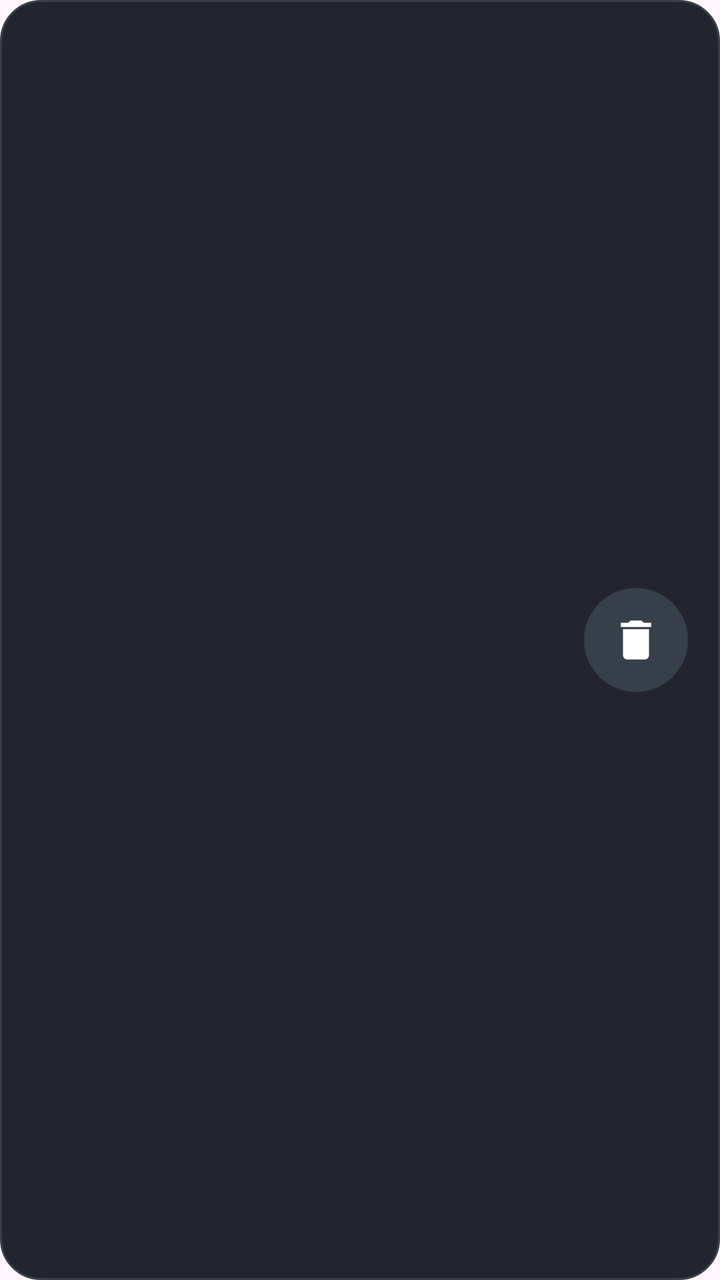
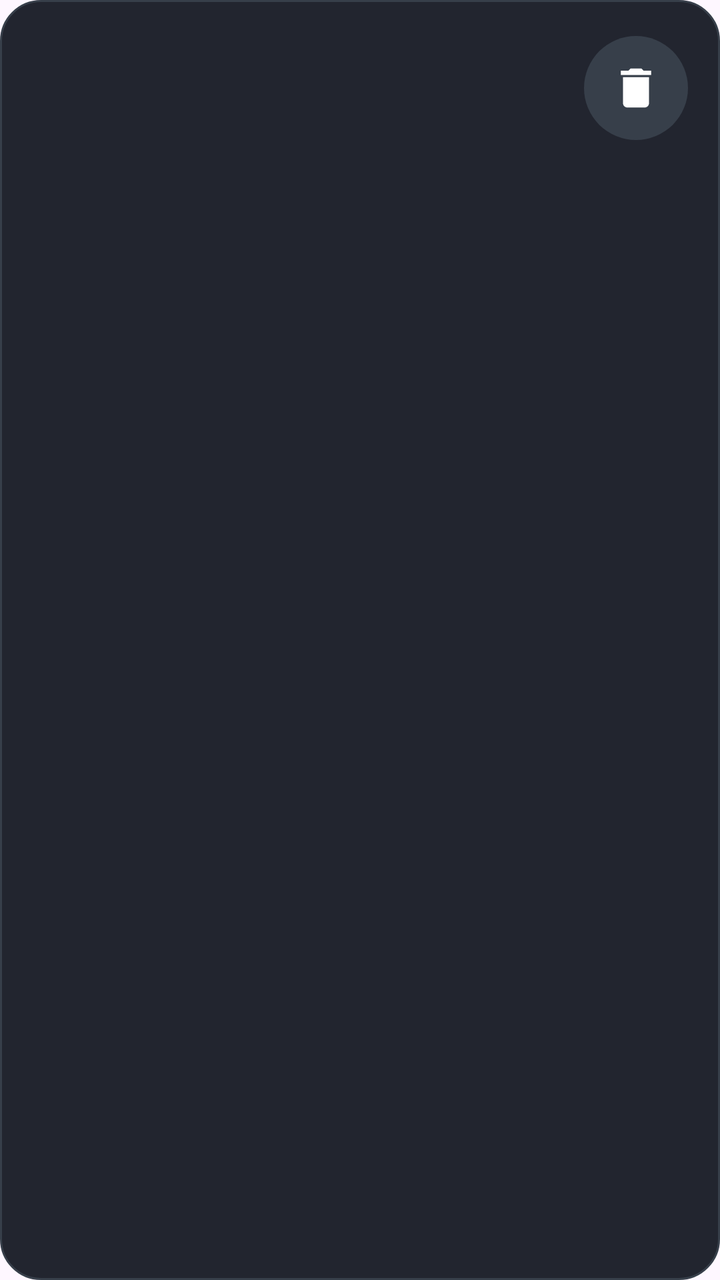

An Android layout rendered at two revisions. The XML below is the earlier revision; the diff shows what the commit changed to produce the second picture.
<!-- AndroidManifest.xml: application theme Theme.RestoreMode -->
<!-- res/layout/item_trip.xml -->
<?xml version="1.0" encoding="utf-8"?>
<LinearLayout xmlns:android="http://schemas.android.com/apk/res/android"
    android:layout_width="match_parent"
    android:layout_height="wrap_content"
    android:layout_marginBottom="8dp"
    android:orientation="horizontal"
    android:gravity="center_vertical"
    android:background="@drawable/layout_category_bg"
    android:paddingHorizontal="16dp"
    android:paddingVertical="12dp">

    <TextView
        android:id="@+id/tripDate"
        android:layout_width="0dp"
        android:layout_height="wrap_content"
        android:layout_weight="1"
        android:text=""
        android:textColor="#cccccc"
        android:textSize="26px" />

    <TextView
        android:id="@+id/tripDuration"
        android:layout_width="wrap_content"
        android:layout_height="wrap_content"
        android:text=""
        android:textColor="#FFFFFF"
        android:textStyle="bold"
        android:textSize="30px" />

    
    <ImageButton
        android:id="@+id/tripDelete"
        android:layout_width="52dp"
        android:layout_height="52dp"
        android:layout_marginStart="16dp"
        android:padding="13dp"
        android:background="@drawable/nav_back_circle_bg"
        android:scaleType="fitCenter"
        android:src="@drawable/ic_delete"
        android:contentDescription="Удалить поездку" />

</LinearLayout>
<!-- resources referenced by this layout -->
<resources>
  <!-- drawable ic_delete (drawable) -->
  <?xml version="1.0" encoding="utf-8"?>
  <vector xmlns:android="http://schemas.android.com/apk/res/android"
      android:width="24dp"
      android:height="24dp"
      android:viewportWidth="24"
      android:viewportHeight="24">
      <path
          android:fillColor="#FFFFFF"
          android:pathData="M6,19c0,1.1 0.9,2 2,2h8c1.1,0 2,-0.9 2,-2V7H6v12zM19,4h-3.5l-1,-1h-5l-1,1H5v2h14V4z" />
  </vector>
  <!-- drawable layout_category_bg (drawable) -->
  <?xml version="1.0" encoding="UTF-8"?>
  <shape xmlns:android="http://schemas.android.com/apk/res/android">
      <solid android:color="#22252f"/>
      <stroke android:width="1dp" android:color="#373f4a" />
      <corners android:radius="20dp"/>
      <padding android:left="1dp" android:top="1dp" android:right="1dp" android:bottom="1dp" />
  </shape>
  <!-- drawable nav_back_circle_bg (drawable) -->
  <?xml version="1.0" encoding="utf-8"?>
  <shape xmlns:android="http://schemas.android.com/apk/res/android"
      android:shape="oval">
      <solid android:color="#373f4a" />
  </shape>
  <style name="Theme.RestoreMode" parent="Base.Theme.RestoreMode" />
  <style name="Base.Theme.RestoreMode" parent="Theme.Material3.DayNight.NoActionBar">
          
          
      </style>
</resources>

<!-- the commit's change to res/layout/item_trip.xml (unified diff, before → after) -->
@@ -1,42 +1,55 @@
 <?xml version="1.0" encoding="utf-8"?>
 <LinearLayout xmlns:android="http://schemas.android.com/apk/res/android"
-    android:layout_width="match_parent"
-    android:layout_height="wrap_content"
-    android:layout_marginBottom="8dp"
-    android:orientation="horizontal"
-    android:gravity="center_vertical"
-    android:background="@drawable/layout_category_bg"
-    android:paddingHorizontal="16dp"
-    android:paddingVertical="12dp">
-
-    <TextView
-        android:id="@+id/tripDate"
-        android:layout_width="0dp"
-        android:layout_height="wrap_content"
-        android:layout_weight="1"
-        android:text=""
-        android:textColor="#cccccc"
-        android:textSize="26px" />
-
-    <TextView
-        android:id="@+id/tripDuration"
-        android:layout_width="wrap_content"
-        android:layout_height="wrap_content"
-        android:text=""
-        android:textColor="#FFFFFF"
-        android:textStyle="bold"
-        android:textSize="30px" />
-
-    
-    <ImageButton
-        android:id="@+id/tripDelete"
-        android:layout_width="52dp"
-        android:layout_height="52dp"
-        android:layout_marginStart="16dp"
-        android:padding="13dp"
-        android:background="@drawable/nav_back_circle_bg"
-        android:scaleType="fitCenter"
-        android:src="@drawable/ic_delete"
-        android:contentDescription="Удалить поездку" />
-
+    android:layout_width="match_parent" android:layout_height="wrap_content"
+    android:layout_marginBottom="12dp" android:orientation="vertical"
+    android:background="@drawable/layout_category_bg" android:padding="16dp">
+    <LinearLayout android:id="@+id/tripHeader" android:layout_width="match_parent" android:layout_height="wrap_content"
+        android:minHeight="56dp" android:orientation="horizontal" android:gravity="center_vertical"
+        android:clickable="true" android:focusable="true" android:foreground="?android:attr/selectableItemBackground">
+        <TextView android:id="@+id/tripTitle" android:layout_width="0dp" android:layout_height="wrap_content"
+            android:layout_weight="1" android:textAppearance="@style/EnergyTitleText"
+            android:maxLines="1" android:ellipsize="end" />
+        <ImageButton android:id="@+id/tripDelete" android:layout_width="52dp" android:layout_height="52dp"
+            android:layout_marginStart="16dp" android:padding="13dp" android:background="@drawable/nav_back_circle_bg"
+            android:scaleType="fitCenter" android:src="@drawable/ic_delete" android:contentDescription="Удалить поездку" />
+    </LinearLayout>
+    <LinearLayout android:id="@+id/tripBody" android:layout_width="match_parent" android:layout_height="wrap_content"
+        android:layout_marginTop="12dp" android:orientation="horizontal" android:baselineAligned="false"
+        android:visibility="gone">
+        <LinearLayout android:id="@+id/tripContent" android:layout_width="0dp" android:layout_height="wrap_content"
+            android:layout_weight="1" android:orientation="vertical">
+            <TextView android:id="@+id/tripSummary" android:layout_width="match_parent" android:layout_height="wrap_content"
+                android:textAppearance="@style/EnergyLabelText" />
+            <LinearLayout android:layout_width="match_parent" android:layout_height="wrap_content"
+                android:layout_marginTop="12dp" android:orientation="horizontal" android:baselineAligned="false">
+                <LinearLayout android:id="@+id/tripMetrics" android:layout_width="200dp" android:layout_height="wrap_content"
+                    android:orientation="vertical">
+                    <TextView android:layout_width="match_parent" android:layout_height="wrap_content"
+                        android:text="Электричество · на 100 км" android:textColor="#AAB3C4" android:textAppearance="@style/EnergyLabelText" />
+                    <TextView android:id="@+id/tripElectricityPer100" android:layout_width="match_parent" android:layout_height="wrap_content"
+                        android:layout_marginTop="4dp" android:fontFamily="sans-serif" android:textAppearance="@style/EnergyValueText" />
+                    <TextView android:layout_width="match_parent" android:layout_height="wrap_content"
+                        android:layout_marginTop="12dp" android:text="Бензин · на 100 км" android:textColor="#AAB3C4" android:textAppearance="@style/EnergyLabelText" />
+                    <TextView android:id="@+id/tripFuelPer100" android:layout_width="match_parent" android:layout_height="wrap_content"
+                        android:layout_marginTop="4dp" android:fontFamily="sans-serif" android:textAppearance="@style/EnergyValueText" />
+                    <TextView android:layout_width="match_parent" android:layout_height="wrap_content"
+                        android:layout_marginTop="12dp" android:text="Электричество" android:textColor="#AAB3C4" android:textAppearance="@style/EnergyLabelText" />
+                    <TextView android:id="@+id/tripElectricity" android:layout_width="match_parent" android:layout_height="wrap_content"
+                        android:layout_marginTop="4dp" android:fontFamily="sans-serif" android:textAppearance="@style/EnergyValueText" />
+                    <TextView android:layout_width="match_parent" android:layout_height="wrap_content"
+                        android:layout_marginTop="12dp" android:text="Бензин" android:textColor="#AAB3C4" android:textAppearance="@style/EnergyLabelText" />
+                    <TextView android:id="@+id/tripFuel" android:layout_width="match_parent" android:layout_height="wrap_content"
+                        android:layout_marginTop="4dp" android:fontFamily="sans-serif" android:textAppearance="@style/EnergyValueText" />
+                    <TextView android:layout_width="match_parent" android:layout_height="wrap_content"
+                        android:layout_marginTop="8dp" android:text="Расход за поездку по снижению уровней"
+                        android:textColor="#AAB3C4" android:textAppearance="@style/EnergyCaptionText" />
+                </LinearLayout>
+                <LinearLayout android:id="@+id/tripDetails" android:layout_width="0dp" android:layout_height="wrap_content"
+                    android:layout_weight="1" android:layout_marginStart="24dp" android:orientation="vertical" />
+            </LinearLayout>
+        </LinearLayout>
+        <LinearLayout android:id="@+id/tripRoute" android:layout_width="400dp" android:layout_height="wrap_content"
+            android:layout_marginStart="24dp" android:layout_marginTop="32dp"
+            android:orientation="vertical" android:visibility="gone" />
+    </LinearLayout>
 </LinearLayout>
<!-- resource entries referenced after the edit -->
@@ -25,7 +25,32 @@
       android:shape="oval">
       <solid android:color="#373f4a" />
   </shape>
+  <style name="EnergyCaptionText" parent="EnergyLabelText">
+          <item name="android:textSize">@dimen/energy_caption_text_size</item>
+      </style>
+  <style name="EnergyLabelText">
+          <item name="android:fontFamily">sans-serif</item>
+          <item name="android:textSize">@dimen/energy_label_text_size</item>
+          <item name="android:textStyle">normal</item>
+          <item name="android:textColor">#AAB3C4</item>
+      </style>
+  <style name="EnergyTitleText">
+          <item name="android:fontFamily">sans-serif-medium</item>
+          <item name="android:textSize">@dimen/energy_title_text_size</item>
+          <item name="android:textStyle">normal</item>
+          <item name="android:textColor">#EEF1F6</item>
+      </style>
+  <style name="EnergyValueText">
+          <item name="android:fontFamily">sans-serif</item>
+          <item name="android:textSize">@dimen/energy_value_text_size</item>
+          <item name="android:textStyle">normal</item>
+          <item name="android:textColor">#EEF1F6</item>
+      </style>
   <style name="Theme.RestoreMode" parent="Base.Theme.RestoreMode" />
+  <dimen name="energy_caption_text_size">18sp</dimen>
+  <dimen name="energy_label_text_size">20sp</dimen>
+  <dimen name="energy_title_text_size">26sp</dimen>
+  <dimen name="energy_value_text_size">44sp</dimen>
   <style name="Base.Theme.RestoreMode" parent="Theme.Material3.DayNight.NoActionBar">
           
           
